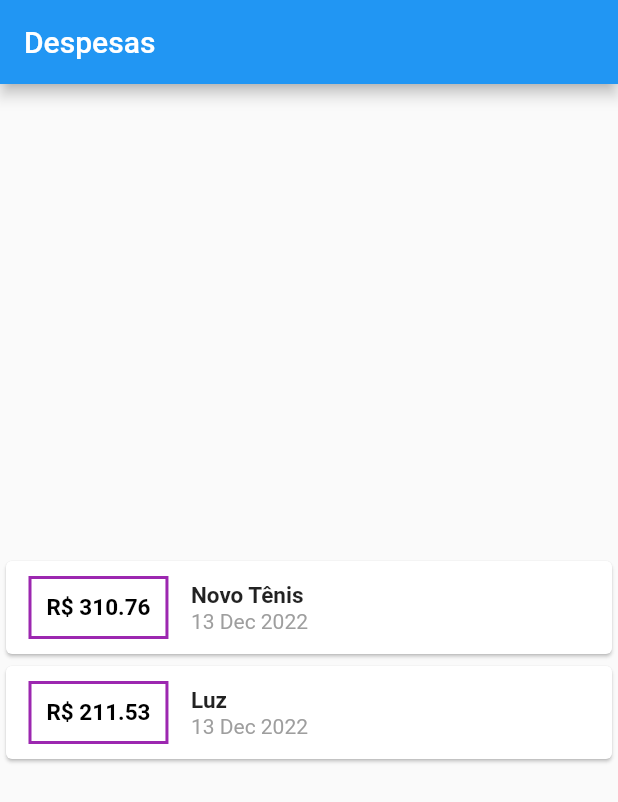
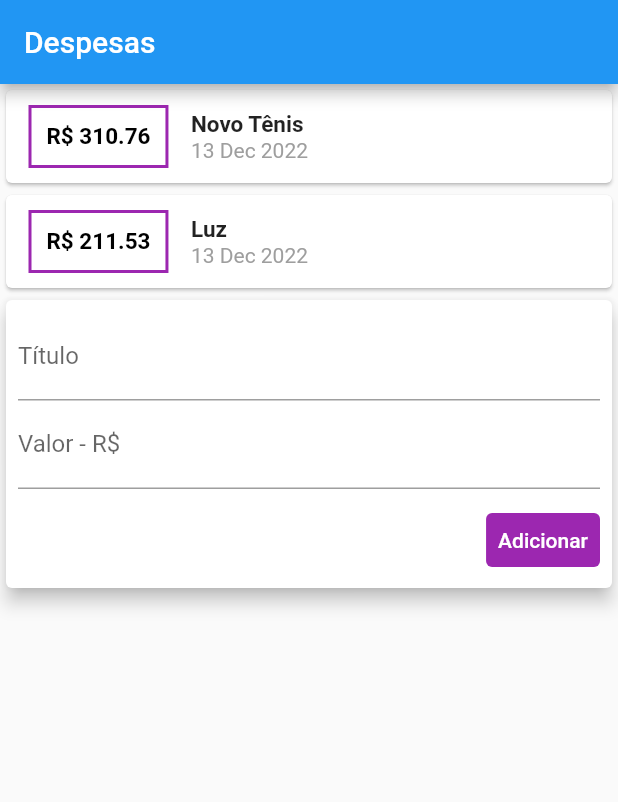
Before and after one commit to menesesdev/Despesas_Pessoais, a Flutter app: the screen it shows after launch, on a phone screen of 412 x 824 dp. Shown: the top 802 px of the screen. Run offline on Flutter 3.47's test engine with Material 2 defaults, Android fonts, the phone set to English and light mode, and no system bars.

Commit message:
Iniciando a construção do campo de cadastro de transação

```diff
--- a/lib/main.dart
+++ b/lib/main.dart
@@ -43,7 +43,7 @@ class MyHomePage extends StatelessWidget {
         title: Text('Despesas'),
       ),
       body: Column(
-        mainAxisAlignment: MainAxisAlignment.spaceAround,
+        //mainAxisAlignment: MainAxisAlignment.spaceAround,
         crossAxisAlignment: CrossAxisAlignment.stretch,
         children: <Widget>[
           Container(
@@ -66,7 +66,7 @@ class MyHomePage extends StatelessWidget {
                         ),
                         padding: EdgeInsets.all(10),
                         child: Text(
-                         'R\$ ' + tr.value.toStringAsFixed(2),
+                          'R\$ ' + tr.value.toStringAsFixed(2),
                           style: TextStyle(
                             fontWeight: FontWeight.bold,
                             fontSize: 15,
@@ -97,7 +97,43 @@ class MyHomePage extends StatelessWidget {
                 );
               }).toList(),
             ),
-          )
+          ),
+          Card(
+            elevation: 5,
+            child: Padding(
+              padding: const EdgeInsets.all(8.0),
+              child: Column(
+                children: <Widget>[
+                  TextField(
+                    decoration: InputDecoration(
+                      labelText: 'Título',
+                    ),
+                  ),
+                  Padding(
+                    padding: const EdgeInsets.only(bottom: 10),
+                    child: TextField(
+                      decoration: InputDecoration(
+                        labelText: 'Valor - R\$',
+                      ),
+                    ),
+                  ),
+                  Row(
+                    mainAxisAlignment: MainAxisAlignment.end,
+                    children: [
+                      TextButton(
+                        style: TextButton.styleFrom(
+                          backgroundColor: Colors.purple,
+                          primary: Colors.white,
+                        ),
+                        onPressed: () {},
+                        child: Text('Adicionar'),
+                      ),
+                    ],
+                  )
+                ],
+              ),
+            ),
+          ),
         ],
       ),
     );
```
